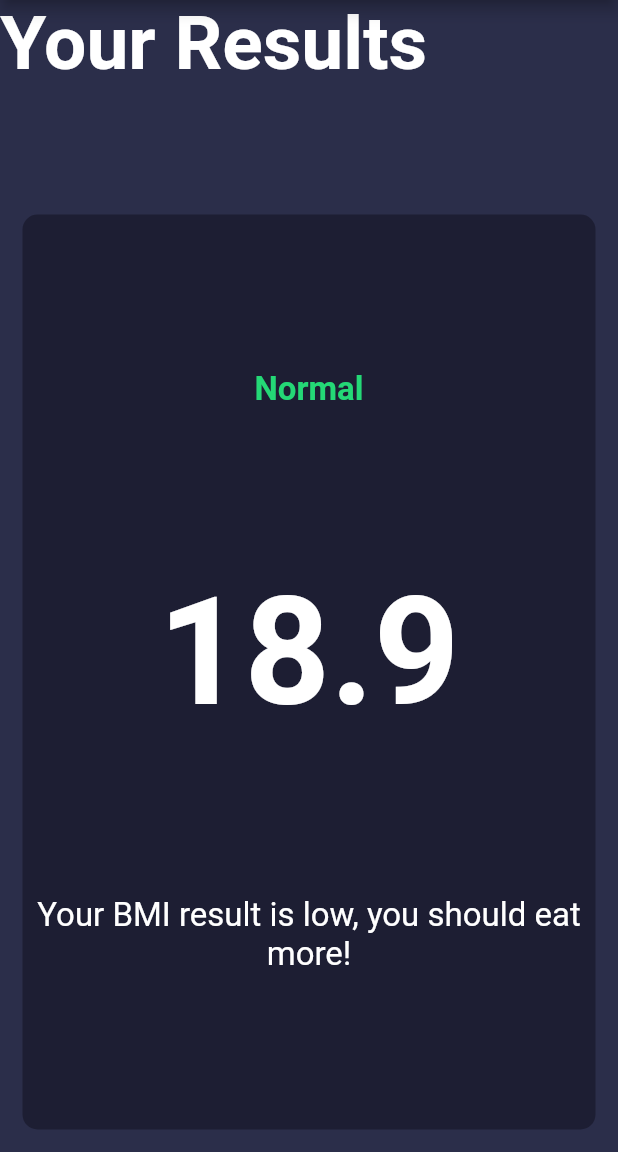
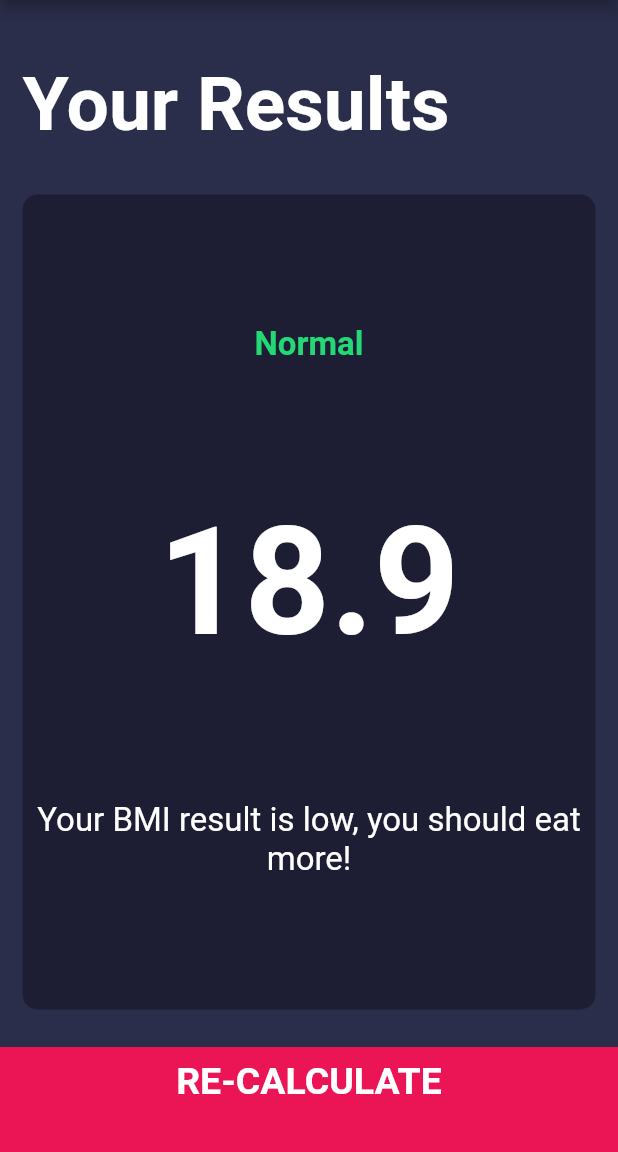
Before and after one commit to Sioomak/BMI-fullter-app, a Flutter app: the screen it shows after launch, after a tap on "CALCULATE", on a phone screen of 412 x 824 dp, the part 84-1236 px from its top. Run offline on Flutter 3.47's test engine with Material 2 defaults, Android fonts, the phone set to English and light mode, and no system bars; our stand-ins replace font_awesome_flutter.

Commit message:
tweaks to the results before start giving functionality

```diff
--- /dev/null
+++ b/lib/components/bottom_button.dart
@@ -0,0 +1,29 @@
+import 'package:flutter/material.dart';
+import '../constants.dart';
+
+class BottomButton extends StatelessWidget {
+  BottomButton({@required this.onTap, @required this.buttonTitle});
+
+  final Function onTap;
+  final String buttonTitle;
+
+  @override
+  Widget build(BuildContext context) {
+    return GestureDetector(
+      onTap: onTap,
+      child: Container(
+        child: Center(
+          child: Text(
+            buttonTitle,
+            style: kLargeButtonTextStyle,
+          ),
+        ),
+        color: kBottomContainerColor,
+        margin: EdgeInsets.only(top: 10.0),
+        width: double.infinity,
+        height: kBottomContainerHeight,
+        padding: EdgeInsets.only(bottom: 25.0),
+      ),
+    );
+  }
+}
--- a/lib/icont_content.dart
+++ b/lib/components/icont_content.dart
@@ -1,5 +1,5 @@
 import 'package:flutter/material.dart';
-import 'constants.dart';
+import 'package:bmi_calculator/constants.dart';
 
 class IconContent extends StatelessWidget {
   IconContent({this.icon, this.label});
--- /dev/null
+++ b/lib/components/round_icon_button.dart
@@ -0,0 +1,22 @@
+import 'package:flutter/material.dart';
+
+class RoundIconButton extends StatelessWidget {
+  RoundIconButton({@required this.icon, @required this.onTapped});
+
+  final IconData icon;
+  final Function onTapped;
+  @override
+  Widget build(BuildContext context) {
+    return RawMaterialButton(
+      child: Icon(icon),
+      onPressed: onTapped,
+      elevation: 6.0,
+      constraints: BoxConstraints.tightFor(
+        width: 56.0,
+        height: 56.0,
+      ),
+      shape: CircleBorder(),
+      fillColor: Color(0xFF4C4F5E),
+    );
+  }
+}
--- a/lib/constants.dart
+++ b/lib/constants.dart
@@ -16,7 +16,7 @@ const kNumberTextStyle = TextStyle(
 );
 
 const kLargeButtonTextStyle = TextStyle(
-  fontSize: 27.0,
+  fontSize: 25.0,
   fontWeight: FontWeight.bold,
 );
 
--- a/lib/main.dart
+++ b/lib/main.dart
@@ -1,5 +1,5 @@
 import 'package:flutter/material.dart';
-import 'input_page.dart';
+import 'screens/input_page.dart';
 
 void main() => runApp(BMICalculator());
 
--- a/lib/input_page.dart
+++ b/lib/screens/input_page.dart
@@ -1,11 +1,13 @@
-import 'package:bmi_calculator/results_page.dart';
+import 'package:bmi_calculator/screens/results_page.dart';
 import 'package:flutter/cupertino.dart';
 import 'package:flutter/material.dart';
 import 'package:font_awesome_flutter/font_awesome_flutter.dart';
-import 'icont_content.dart';
-import 'reusable_card.dart';
-import 'constants.dart';
+import 'package:bmi_calculator/components/icont_content.dart';
+import 'package:bmi_calculator/components/reusable_card.dart';
+import '../constants.dart';
 import 'results_page.dart';
+import '../components/bottom_button.dart';
+import '../components/round_icon_button.dart';
 
 enum Gender {
   male,
@@ -210,48 +212,15 @@ class _InputPageState extends State<InputPage> {
               ],
             ),
           ),
-          GestureDetector(
+          BottomButton(
+            buttonTitle: 'CALCULATE',
             onTap: () {
               Navigator.push(context,
                   MaterialPageRoute(builder: (context) => ResultsPage()));
             },
-            child: Container(
-              child: Center(
-                child: Text(
-                  'CALCULATE',
-                  style: kLargeButtonTextStyle,
-                ),
-              ),
-              color: kBottomContainerColor,
-              margin: EdgeInsets.only(top: 10.0),
-              width: double.infinity,
-              height: kBottomContainerHeight,
-              padding: EdgeInsets.only(bottom: 25.0),
-            ),
           ),
         ],
       ),
     );
   }
 }
-
-class RoundIconButton extends StatelessWidget {
-  RoundIconButton({@required this.icon, @required this.onTapped});
-
-  final IconData icon;
-  final Function onTapped;
-  @override
-  Widget build(BuildContext context) {
-    return RawMaterialButton(
-      child: Icon(icon),
-      onPressed: onTapped,
-      elevation: 6.0,
-      constraints: BoxConstraints.tightFor(
-        width: 56.0,
-        height: 56.0,
-      ),
-      shape: CircleBorder(),
-      fillColor: Color(0xFF4C4F5E),
-    );
-  }
-}
--- a/lib/results_page.dart
+++ b/lib/screens/results_page.dart
@@ -1,6 +1,7 @@
 import 'package:bmi_calculator/constants.dart';
 import 'package:flutter/material.dart';
-import 'reusable_card.dart';
+import 'package:bmi_calculator/components/reusable_card.dart';
+import 'package:bmi_calculator/components/bottom_button.dart';
 
 class ResultsPage extends StatelessWidget {
   @override
@@ -15,6 +16,8 @@ class ResultsPage extends StatelessWidget {
         children: <Widget>[
           Expanded(
             child: Container(
+              padding: EdgeInsets.all(15.0),
+              alignment: Alignment.bottomLeft,
               child: Text(
                 'Your Results',
                 style: kTitleTextStyle,
@@ -43,6 +46,12 @@ class ResultsPage extends StatelessWidget {
               ),
             ),
           ),
+          BottomButton(
+            buttonTitle: 'RE-CALCULATE',
+            onTap: () {
+              Navigator.pop(context);
+            },
+          )
         ],
       ),
     );
```
Also changed, not shown: lib/components/reusable_card.dart (renamed from lib/reusable_card.dart).
